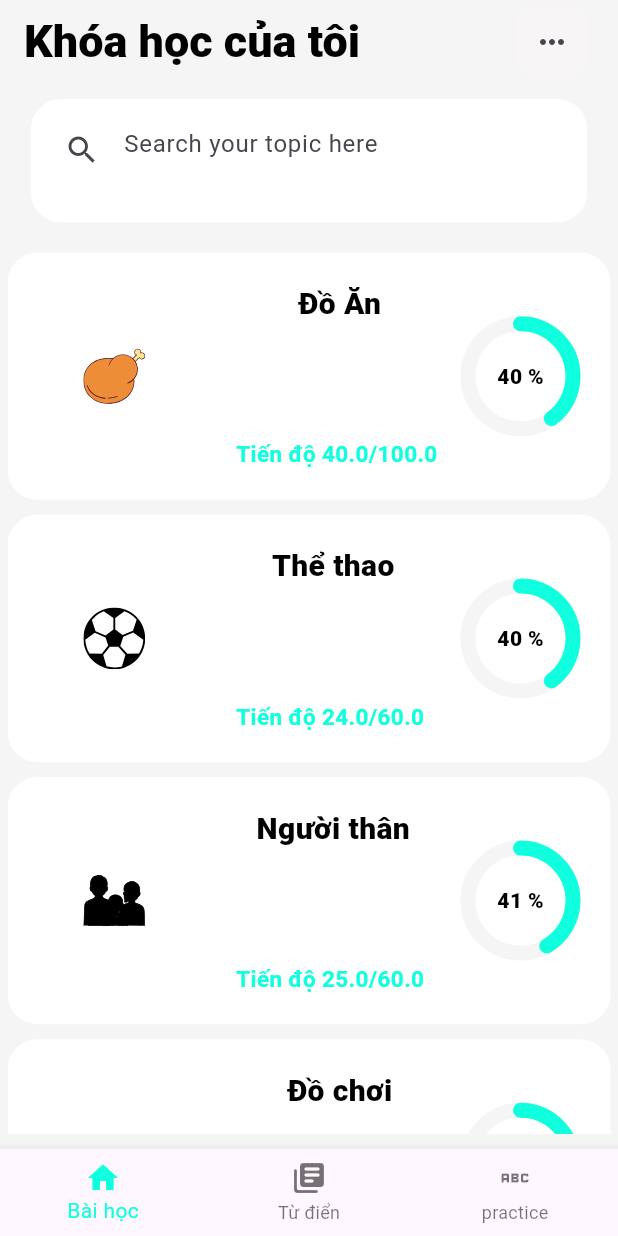
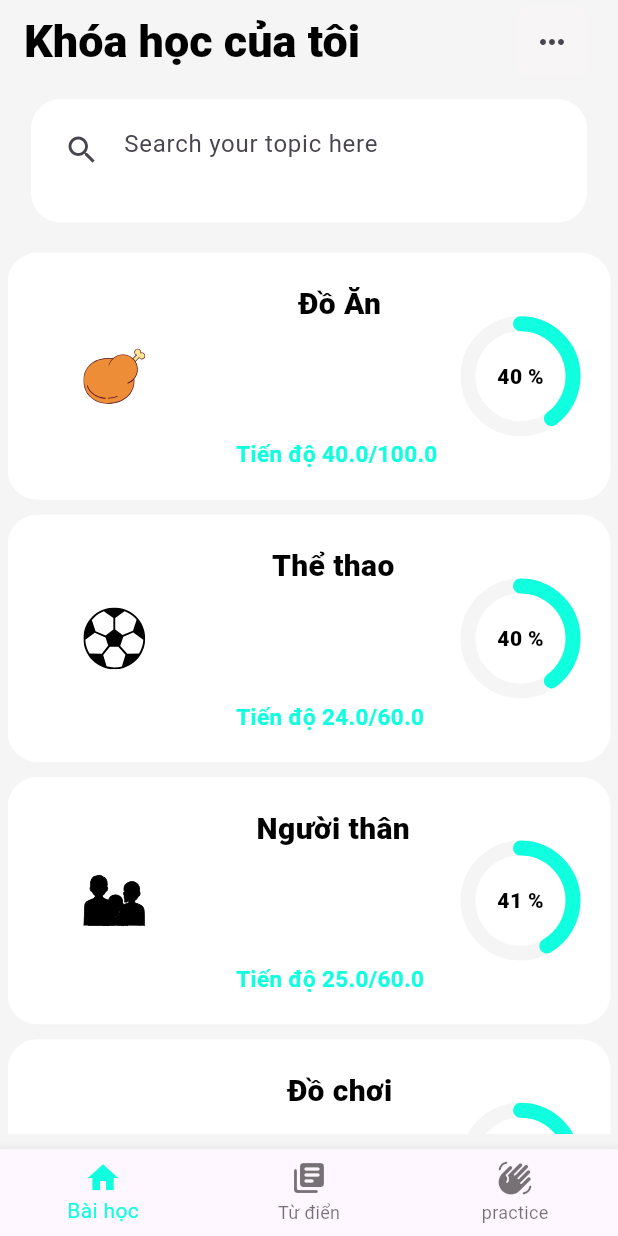
Before and after one commit to GDSC-UIT/LinkingSign-mobile, a Flutter app: the screen it shows after launch, on a phone screen of 412 x 824 dp. Run offline on Flutter 3.47's test engine with Material 3 defaults, Android fonts, the phone set to English and light mode, and no system bars; drawn by our look-alikes of percent_indicator; our stand-ins replace camera, flutter_svg, get, searchfield, youtube_player_flutter; missing offline and left inert: dart:ffi.

Commit message:
handwave fixing

```diff
--- a/lib/bug.txt
+++ b/lib/bug.txt
@@ -5,3 +5,5 @@ camera bug take picture screen:
     + Must put the list of screen inside my_home_screen;
 
 gv6iIQWLpCY
+
+can not reverse to initialState after change state
--- a/lib/screens/my_home.dart
+++ b/lib/screens/my_home.dart
@@ -83,7 +83,7 @@ class _MyHomePageState extends State<MyHomePage> {
             ),
             BottomNavigationBarItem(
               icon: Icon(
-                Icons.abc,
+                Icons.waving_hand_rounded,
               ),
               label: 'practice',
               backgroundColor: Colors.green,
```
